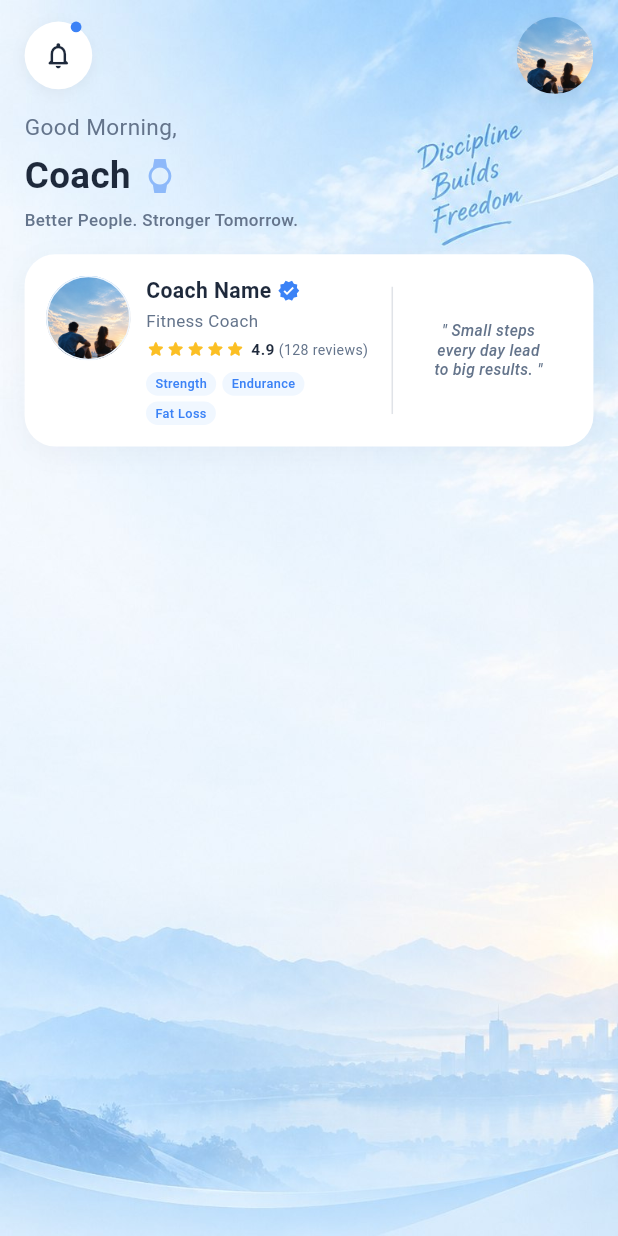
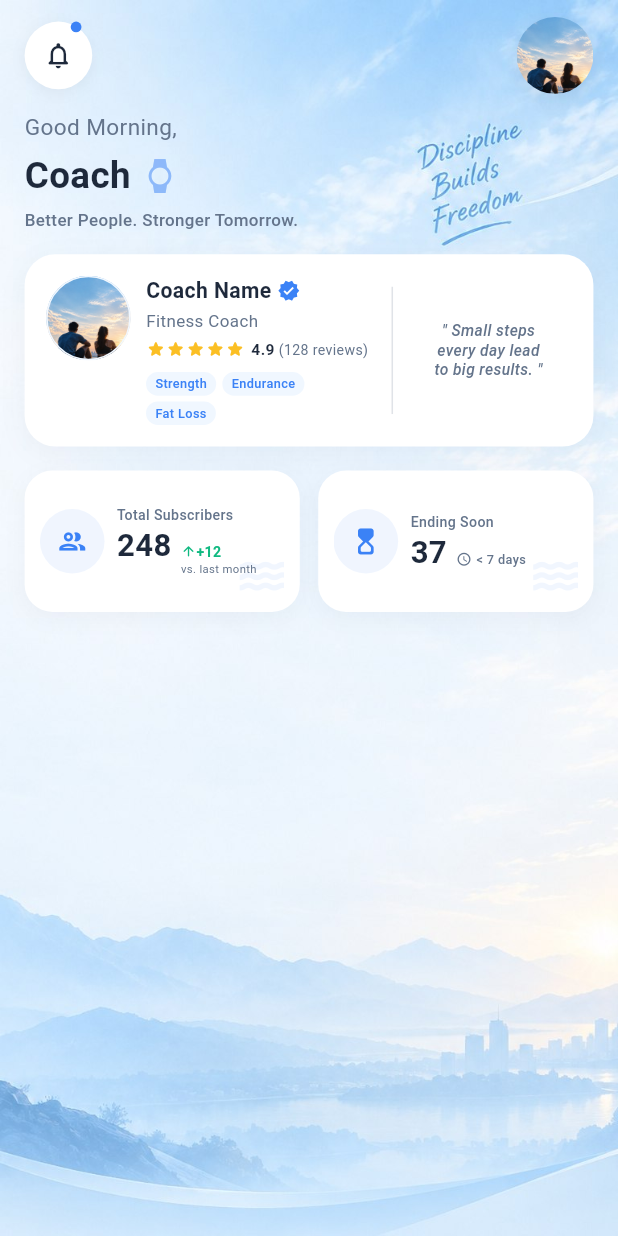
Before and after one commit to AlmaNajjar/coach_app, a Flutter app: the HomeScreen screen opened directly, on a phone screen of 412 x 824 dp. Run offline on Flutter 3.47's test engine with Material 3 defaults, Android fonts, the phone set to English and light mode, and no system bars; our stand-ins replace dio, firebase_core, firebase_messaging, flutter_bloc, flutter_local_notifications, freezed_annotation and 2 more; accounts and stored records are empty.

Commit message:
number the subscribtion

```diff
--- a/lib/core/networking/api_constants.dart
+++ b/lib/core/networking/api_constants.dart
@@ -1,5 +1,5 @@
 class ApiConstants {
-  static const String baseUrl = "https://technogym.iss-group.me/api/";
+  static const String baseUrl = "https://technogymtest.iss-group.me/api/";
   //"https://technogym.iss-group.me/api/"
   // API Endpoints
   static const String login = "v1/auth/login";
--- a/lib/features/home/presentation/screen/home_screen.dart
+++ b/lib/features/home/presentation/screen/home_screen.dart
@@ -2,6 +2,7 @@ import 'package:coach_app/core/helper/constant.dart';
 import 'package:coach_app/core/helper/responsive.dart';
 import 'package:coach_app/features/home/presentation/widgets/coach_home_header.dart';
 import 'package:coach_app/features/home/presentation/widgets/coach_profile_card.dart';
+import 'package:coach_app/features/home/presentation/widgets/coach_stats_section.dart';
 import 'package:flutter/material.dart';
 
 class HomeScreen extends StatelessWidget {
@@ -31,6 +32,8 @@ class HomeScreen extends StatelessWidget {
                   SizedBox(height: 16.h),
                   CoachProfileCard(),
                   SizedBox(height: 16),
+                  CoachStatsSection(),
+                  SizedBox(height: 16.h),
                 ],
               ),
             ),
--- /dev/null
+++ b/lib/features/home/presentation/widgets/coach_stats_section.dart
@@ -0,0 +1,168 @@
+import 'package:coach_app/core/helper/constant.dart';
+import 'package:coach_app/core/helper/responsive.dart';
+import 'package:flutter/material.dart';
+
+class CoachStatsSection extends StatelessWidget {
+  const CoachStatsSection({super.key});
+
+  @override
+  Widget build(BuildContext context) {
+    return Row(
+      children: [
+        Expanded(
+          child: _StatCard(
+            icon: Icons.group_outlined,
+            title: 'Total Subscribers',
+            value: '248',
+            subtitleWidgets: Column(
+              crossAxisAlignment: CrossAxisAlignment.start,
+              children: [
+                Row(
+                  children: [
+                    Icon(
+                      Icons.arrow_upward_rounded,
+                      size: 11.s,
+                      color: Color(0xFF10B981),
+                    ),
+                    Text(
+                      '+12',
+                      style: TextStyle(
+                        fontSize: 10.s,
+                        fontWeight: FontWeight.bold,
+                        color: Color(0xFF10B981),
+                      ),
+                    ),
+                  ],
+                ),
+                Text(
+                  'vs. last month',
+                  style: TextStyle(fontSize: 8.s, color: grey),
+                ),
+              ],
+            ),
+          ),
+        ),
+        SizedBox(width: 12.w),
+        Expanded(
+          child: _StatCard(
+            icon: Icons.hourglass_top_rounded,
+            title: 'Ending Soon',
+            value: '37',
+            subtitleWidgets: Row(
+              children: [
+                Icon(Icons.access_time_rounded, size: 11.s, color: grey),
+                SizedBox(width: 3.w),
+                Text(
+                  '< 7 days',
+                  style: TextStyle(
+                    fontSize: 9.s,
+                    color: grey,
+                    fontWeight: FontWeight.w500,
+                  ),
+                ),
+              ],
+            ),
+          ),
+        ),
+      ],
+    );
+  }
+}
+
+class _StatCard extends StatelessWidget {
+  final IconData icon;
+  final String title;
+  final String value;
+  final Widget subtitleWidgets;
+
+  const _StatCard({
+    super.key,
+    required this.icon,
+    required this.title,
+    required this.value,
+    required this.subtitleWidgets,
+  });
+
+  @override
+  Widget build(BuildContext context) {
+    return Container(
+      height: 100.h,
+      padding: EdgeInsets.symmetric(horizontal: 10.w, vertical: 12.h),
+      decoration: BoxDecoration(
+        color: white,
+        borderRadius: BorderRadius.circular(18.r),
+        boxShadow: [
+          BoxShadow(
+            color: black.withOpacity(0.04),
+            blurRadius: 12,
+            offset: Offset(0, 4),
+          ),
+        ],
+      ),
+      child: Stack(
+        children: [
+          Positioned(
+            right: -8.w,
+            bottom: -8.h,
+            child: Icon(
+              Icons.water,
+              size: 44.s,
+              color: primary.withOpacity(0.07),
+            ),
+          ),
+          Row(
+            crossAxisAlignment: CrossAxisAlignment.center,
+            children: [
+              Container(
+                width: 42.w,
+                height: 42.w,
+                decoration: BoxDecoration(
+                  color: primary.withOpacity(0.08),
+                  shape: BoxShape.circle,
+                ),
+                child: Icon(icon, size: 22.s, color: primary),
+              ),
+              SizedBox(width: 8.w),
+              Expanded(
+                child: Column(
+                  crossAxisAlignment: CrossAxisAlignment.start,
+                  mainAxisAlignment: MainAxisAlignment.center,
+                  children: [
+                    Text(
+                      title,
+                      style: TextStyle(
+                        fontSize: 10.s,
+                        fontWeight: FontWeight.w500,
+                        color: grey,
+                      ),
+                      maxLines: 1,
+                      overflow: TextOverflow.ellipsis,
+                    ),
+                    SizedBox(height: 3.h),
+                    Row(
+                      crossAxisAlignment: CrossAxisAlignment.baseline,
+                      textBaseline: TextBaseline.alphabetic,
+                      children: [
+                        Text(
+                          value,
+                          style: TextStyle(
+                            fontSize: 22.s,
+                            fontWeight: FontWeight.bold,
+                            color: textColor,
+                            height: 1.1,
+                          ),
+                        ),
+                        SizedBox(width: 6.w),
+                        Expanded(child: subtitleWidgets),
+                      ],
+                    ),
+                  ],
+                ),
+              ),
+            ],
+          ),
+        ],
+      ),
+    );
+  }
+}
```
